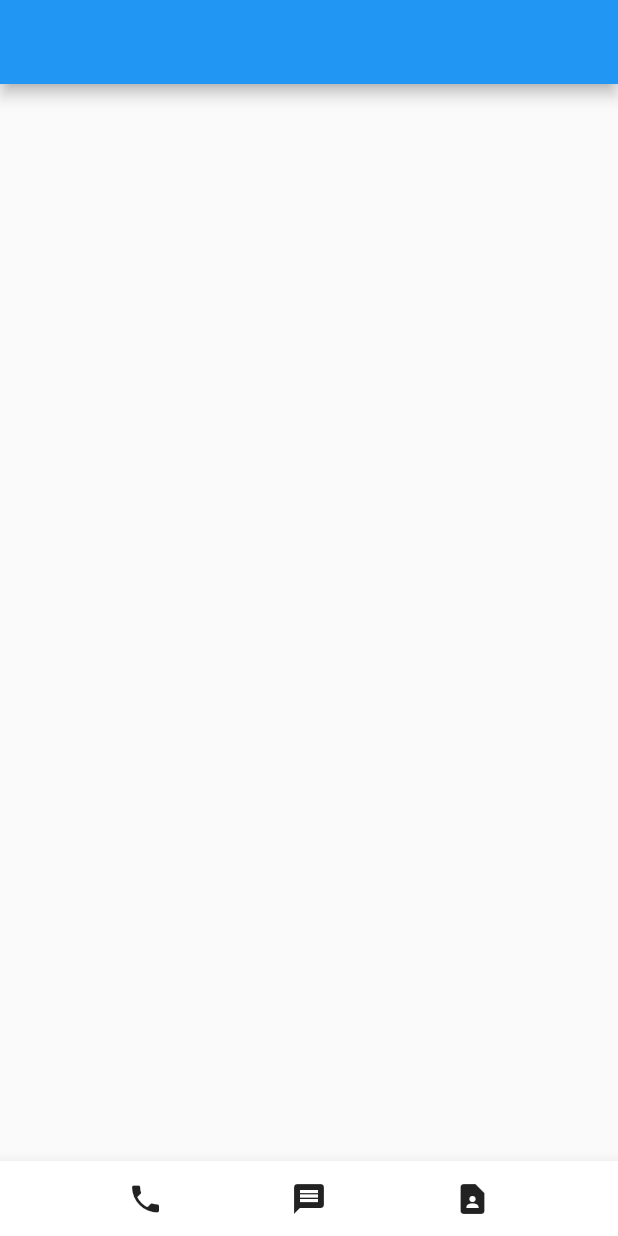
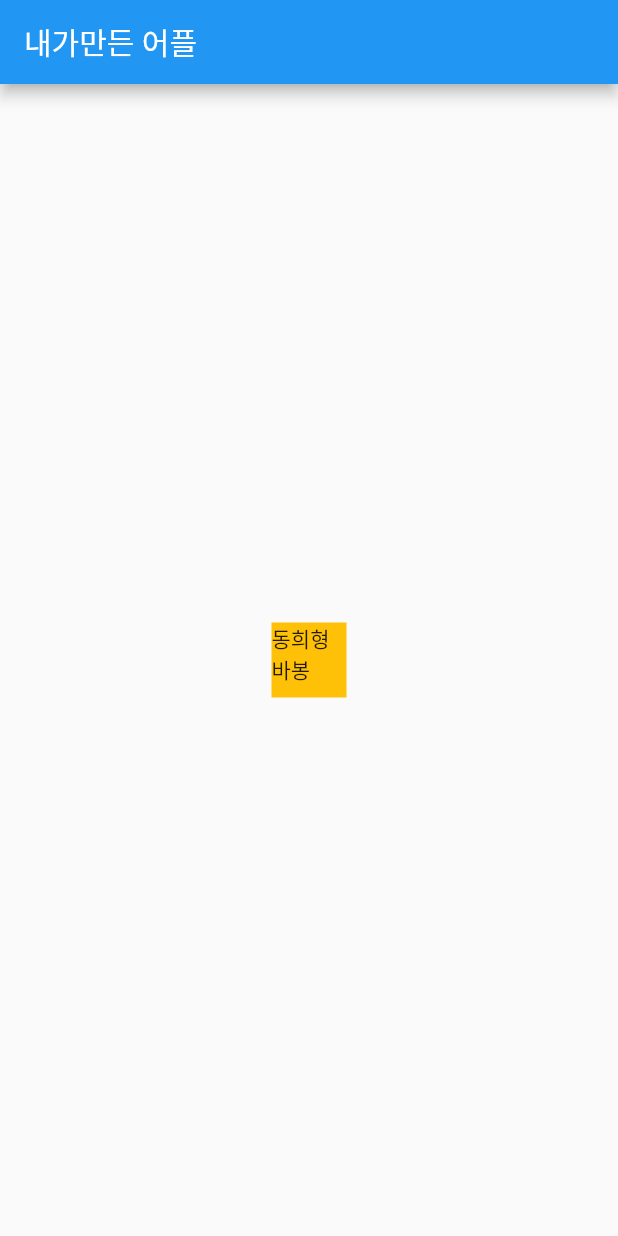
Before and after one commit to MoonjeongWoo/contact_flutter, a Flutter app: the screen it shows after launch, on a phone screen of 412 x 824 dp. Run offline on Flutter 3.47's test engine with Material 2 defaults, Android fonts, the phone set to English and light mode, and no system bars.

Commit message:
practice flutter
parctice flutter 1

```diff
--- a/lib/main.dart
+++ b/lib/main.dart
@@ -11,26 +11,24 @@ class MyApp extends StatelessWidget {
   Widget build(BuildContext context) {
         return MaterialApp(
             home: Scaffold(
-              appBar: AppBar(),
-              body: Row(
-                //mainAxisAlignment: MainAxisAlignment.spaceEvenly, //가로축
-               // crossAxisAlignment: CrossAxisAlignment.center, //세로축
-              ),
-              bottomNavigationBar: BottomAppBar(
+              appBar: AppBar(title: Text("내가만든 어플")),
+              body: Align(
+                alignment: Alignment.center,
                 child: Container(
-                  height: 50,
-                  child: Row(
-                    mainAxisAlignment: MainAxisAlignment.spaceEvenly,
-                    crossAxisAlignment: CrossAxisAlignment.center,
-                    children: [
-                      Icon(Icons.phone),
-                      Icon(Icons.message),
-                      Icon(Icons.contact_page)
-                    ],
-                  ),
+                  width: 50, height: 50, color: Colors.amber,
+                  // margin: EdgeInsets.all(20), 전체 마진 주기
+                  // padding: EdgeInsets.all(5), 전체 패딩 주기
+                  // margin: EdgeInsets.fromLTRB(100, 50, 100, 50), //마진 시계방향으로 주기
+                  // padding: EdgeInsets.fromLTRB(10, 10, 10, 10), //  패딩 시계방향으로 주기
+                  // decoration: BoxDecoration( // 얘는 박스 데코레이션 해주는 애임
+                  //   border: Border.all(color: Colors.black), // 테두리 넣기
+                  //
+                  // ),
+                  child: Text("동희형 바봉 "),
                 ),
               )
-          )
+            ),
+
         );
   }
 }
```
